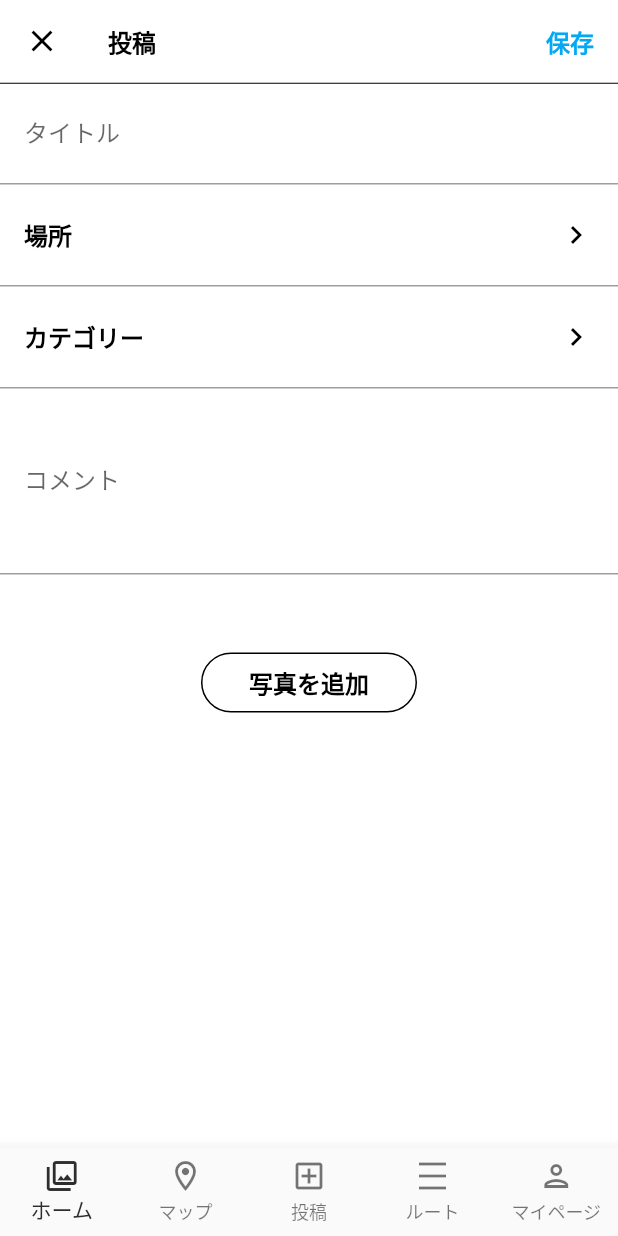
After one commit to yudai2929/flutter-cheese, a Flutter app: the SnapPostSubmitPage screen opened by its route, on a phone screen of 412 x 824 dp. The commit adds this screen. Run offline on Flutter 3.47's test engine with Material 2 defaults, Android fonts, the phone set to English and light mode, and no system bars; our stand-ins replace appinio_swiper, cloud_functions, firebase_auth, firebase_core, firebase_storage, flutter_hooks and 3 more; accounts and stored records are empty; network calls fail; statements that could not run were skipped.

Commit message:
add: スナップポストの作成

```diff
--- a/lib/src/components/ui/bottom_navigation.dart
+++ b/lib/src/components/ui/bottom_navigation.dart
@@ -22,7 +22,7 @@ class BottomNavigation extends HookConsumerWidget {
 
     void onItemTapped(BuildContext context, int index) {
       ref.read(pageProvider.notifier).setPage(_pages[index]);
-      context.go(_pages[index]);
+      context.push(_pages[index]);
     }
 
     return BottomNavigationBar(
--- /dev/null
+++ b/lib/src/hooks/helper/use_form_key.dart
@@ -0,0 +1,7 @@
+import 'package:flutter/material.dart';
+import 'package:flutter_hooks/flutter_hooks.dart';
+
+GlobalKey<FormState> useFormKey() {
+  final formKey = useMemoized(GlobalKey<FormState>.new);
+  return formKey;
+}
--- a/lib/src/pages/sing_up/sing_up_page.dart
+++ b/lib/src/pages/sing_up/sing_up_page.dart
@@ -1,5 +1,6 @@
 import 'package:cheese_client/src/components/ui/header.dart';
 import 'package:cheese_client/src/hooks/domain/auth/use_sign_up.dart';
+import 'package:cheese_client/src/hooks/helper/use_form_key.dart';
 import 'package:cheese_client/src/hooks/helper/use_mutation.dart';
 import 'package:cheese_client/src/router/page_routes.dart';
 import 'package:cheese_client/src/styles/custom_color.dart';
@@ -19,10 +20,10 @@ class SignUpPage extends HookConsumerWidget {
     final emailController = useTextEditingController();
     final passwordController = useTextEditingController();
     final mutation = useSignUp(ref);
-    final formKey = useMemoized(GlobalKey<FormState>.new);
+    final formKey = useFormKey();
 
     Future<void> onPressedSignUp() async {
-      // if (!formKey.currentState!.validate()) return;
+      if (!formKey.currentState!.validate()) return;
       await mutation.mutate(
           params: SignUpParams(
               email: emailController.text, password: passwordController.text),
--- /dev/null
+++ b/lib/src/pages/snap_post_submit/snap_post_submit_page.dart
@@ -0,0 +1,205 @@
+import 'package:cheese_client/src/components/ui/header.dart';
+import 'package:cheese_client/src/hooks/domain/snap_post/use_cureate_snap_post.dart';
+import 'package:cheese_client/src/hooks/helper/use_form_key.dart';
+import 'package:cheese_client/src/hooks/helper/use_mutation.dart';
+import 'package:cheese_client/src/repositories/snap_post/params/snap_post_params.dart';
+import 'package:cheese_client/src/router/page_routes.dart';
+import 'package:cheese_client/src/utils/form_validator.dart';
+import 'package:flutter/material.dart';
+import 'package:flutter_hooks/flutter_hooks.dart';
+import 'package:go_router/go_router.dart';
+import 'package:hooks_riverpod/hooks_riverpod.dart';
+
+final List<String> list = <String>['カテゴリー', 'Two', 'Three', 'Four'];
+
+class SnapPostSubmitPage extends HookConsumerWidget {
+  const SnapPostSubmitPage({super.key});
+
+  @override
+  Widget build(BuildContext context, WidgetRef ref) {
+    final dropdownValue = useState(list.first);
+    final mutation = useCreateSnapPost(ref);
+    final titleController = useTextEditingController();
+    final commentController = useTextEditingController();
+    final formKey = useFormKey();
+
+    Future<void> onSubmit() async {
+      if (!formKey.currentState!.validate()) return;
+      final params = CreateSnapPostParams(
+        title: titleController.text,
+        comment: commentController.text,
+        longitude: 0,
+        latitude: 0,
+        postImages: [],
+        tags: [],
+      );
+      await mutation.mutate(
+          params: params,
+          option: MutationOption(
+              onSuccess: (_) {
+                context.go(PageRoutes.home);
+              },
+              onError: (e) {}));
+    }
+
+    Future<void> onBack() async {
+      context.pop();
+    }
+
+    return Scaffold(
+        backgroundColor: Colors.white,
+        appBar: Header(
+          title: '投稿',
+          leading: IconButton(
+            onPressed: onBack,
+            icon: const Icon(Icons.close),
+            color: Colors.black,
+          ),
+          actions: [
+            TextButton(
+              onPressed: onSubmit,
+              child: const Text('保存',
+                  style: TextStyle(
+                      color: Colors.lightBlue,
+                      fontWeight: FontWeight.bold,
+                      fontSize: 16)),
+            )
+          ],
+        ),
+        body: Form(
+          key: formKey,
+          child: Column(
+            children: [
+              _titleInputField(titleController),
+              _placeForm(),
+              _categoryPullDown(
+                  list: list,
+                  selectedValue: dropdownValue.value,
+                  onChanged: (String? value) {
+                    dropdownValue.value = value!;
+                  }),
+              _commentInputField(commentController),
+              const SizedBox(height: 48),
+              _uploadButton(onPressed: () {})
+            ],
+          ),
+        ));
+  }
+
+  Widget _titleInputField(TextEditingController controller) {
+    return TextFormField(
+      controller: controller,
+      validator: (value) => FormValidator.validateRequired(value, 'タイトル'),
+      decoration: const InputDecoration(
+        border: UnderlineInputBorder(),
+        labelText: 'タイトル',
+        contentPadding: EdgeInsets.all(16.0),
+      ),
+    );
+  }
+
+  Widget _commentInputField(TextEditingController controller) {
+    return TextFormField(
+        controller: controller,
+        decoration: const InputDecoration(
+          border: UnderlineInputBorder(),
+          labelText: 'コメント',
+          contentPadding: EdgeInsets.all(16.0),
+        ),
+        maxLines: 4);
+  }
+
+  Widget _placeForm() {
+    return Container(
+        decoration: const BoxDecoration(
+          border: Border(
+            bottom: BorderSide(
+              color: Colors.grey,
+              width: 1.0,
+            ),
+          ),
+        ),
+        padding: const EdgeInsets.all(16.0),
+        width: double.infinity,
+        height: 68,
+        child: InkWell(
+          child: const Row(
+            mainAxisAlignment: MainAxisAlignment.spaceBetween,
+            children: [
+              Text("場所",
+                  style: TextStyle(
+                    color: Colors.black,
+                    fontSize: 16,
+                    fontWeight: FontWeight.bold,
+                  )),
+              Icon(
+                Icons.keyboard_arrow_right_outlined,
+                color: Colors.black,
+              )
+            ],
+          ),
+          onTap: () {},
+        ));
+  }
+
+  Widget _categoryPullDown(
+      {required List<String> list,
+      required Function(String?) onChanged,
+      required String selectedValue}) {
+    return Container(
+        decoration: const BoxDecoration(
+          border: Border(
+            bottom: BorderSide(
+              color: Colors.grey,
+              width: 1.0,
+            ),
+          ),
+        ),
+        padding: const EdgeInsets.all(16.0),
+        width: double.infinity,
+        height: 68,
+        child: DropdownButton<String>(
+          value: selectedValue,
+          iconSize: 24,
+          isExpanded: true,
+          icon: const Icon(Icons.keyboard_arrow_right_outlined,
+              color: Colors.black),
+          style: const TextStyle(
+            color: Colors.black,
+            fontSize: 16,
+            fontWeight: FontWeight.bold,
+          ),
+          underline: Container(
+            height: 0,
+          ),
+          onChanged: onChanged,
+          items: list.map<DropdownMenuItem<String>>((String value) {
+            return DropdownMenuItem<String>(
+              value: value,
+              child: Text(value),
+            );
+          }).toList(),
+        ));
+  }
+
+  Widget _uploadButton({required VoidCallback onPressed}) {
+    return OutlinedButton(
+        // まるくする
+        style: OutlinedButton.styleFrom(
+          shape: const StadiumBorder(),
+          padding: const EdgeInsets.only(
+              top: 8.0, bottom: 8.0, left: 32.0, right: 32.0),
+          side: const BorderSide(
+            color: Colors.black,
+            width: 1.0,
+          ),
+        ),
+        onPressed: onPressed,
+        child: const Text('写真を追加',
+            style: TextStyle(
+              color: Colors.black,
+              fontSize: 16,
+              fontWeight: FontWeight.bold,
+            )));
+  }
+}
--- /dev/null
+++ b/lib/src/repositories/snap_post/params/snap_post_params.dart
@@ -0,0 +1,30 @@
+// ignore: depend_on_referenced_packages
+import 'package:freezed_annotation/freezed_annotation.dart';
+
+part 'snap_post_params.freezed.dart';
+part 'snap_post_params.g.dart';
+
+@freezed
+class CreateSnapPostParams with _$CreateSnapPostParams {
+  const factory CreateSnapPostParams({
+    required String title,
+    String? comment,
+    required double longitude,
+    required double latitude,
+    required List<PostImage> postImages,
+    required List<String> tags,
+  }) = _CreateSnapPostParams;
+
+  factory CreateSnapPostParams.fromJson(Map<String, dynamic> json) =>
+      _$CreateSnapPostParamsFromJson(json);
+}
+
+@freezed
+class PostImage with _$PostImage {
+  const factory PostImage({
+    required String imagePath,
+  }) = _PostImage;
+
+  factory PostImage.fromJson(Map<String, dynamic> json) =>
+      _$PostImageFromJson(json);
+}
--- a/lib/src/repositories/user/params/user_params.dart
+++ b/lib/src/repositories/user/params/user_params.dart
@@ -1,3 +1,4 @@
+// ignore: depend_on_referenced_packages
 import 'package:freezed_annotation/freezed_annotation.dart';
 
 part 'user_params.freezed.dart';
--- a/lib/src/repositories/user/user_repository_impl.dart
+++ b/lib/src/repositories/user/user_repository_impl.dart
@@ -28,7 +28,6 @@ class UserRepositoryImpl implements UserRepository {
           _firebaseFunctions.httpsCallable('createUser');
       await callable.call(params.toJson());
     } on FirebaseFunctionsException catch (e) {
-      print(e.message);
       throw firebaseFunctionsException(e);
     }
   }
--- a/lib/src/router/page_routes.dart
+++ b/lib/src/router/page_routes.dart
@@ -3,7 +3,7 @@ class PageRoutes {
   static String singUp = '/sing_up';
   static String home = '/home';
   static String map = '/map';
-  static String submit = '/submit';
+  static String submit = '/snap_post/submit';
   static String route = '/route';
   static String profile = '/profile';
   static String profileRegistration = '/profile/registration';
--- a/pubspec.yaml
+++ b/pubspec.yaml
@@ -48,6 +48,7 @@ dependencies:
   # cloud_firestore: ^4.8.3
   cloud_functions: ^4.3.4
   firebase_storage: ^11.2.5
+  file_picker: ^5.3.3
 
 dev_dependencies:
   flutter_test:
```
Also changed, not shown: lib/src/entities/snap_post/snap_post.dart (added, +47 -0 lines), lib/src/hooks/domain/snap_post/use_create_snap_post.dart (added, +13 -0 lines), lib/src/hooks/domain/snap_post/use_fetch_snap_post.dart (added, +11 -0 lines), lib/src/pages/profile/profile_page.dart (+10 -2 lines), lib/src/pages/submit/screen.dart (deleted, +0 -175 lines), lib/src/repositories/snap_post/snap_post_repository.dart (added, +7 -0 lines), lib/src/repositories/snap_post/snap_post_repository_impl.dart (added, +36 -0 lines), lib/src/repositories/snap_post/snap_post_repository_provider.dart (added, +9 -0 lines), lib/src/router/router.dart (+4 -3 lines), lib/src/entities/snap_post/snap_post.freezed.dart (added), lib/src/entities/snap_post/snap_post.g.dart (added), lib/src/repositories/snap_post/params/snap_post_params.freezed.dart (added), lib/src/repositories/snap_post/params/snap_post_params.g.dart (added).
